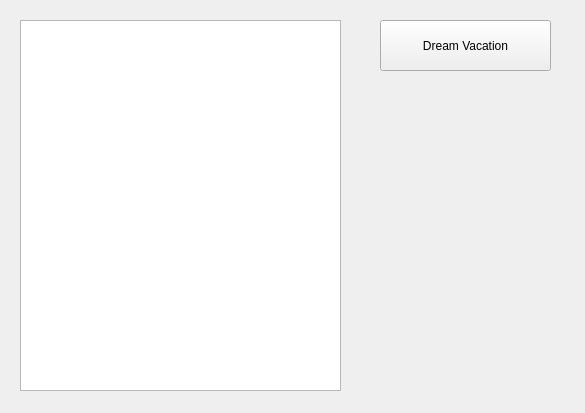
First picture: the form in src/form/plantrip.ui, repository home-run/subtle-cosmic-moose, before the edit.
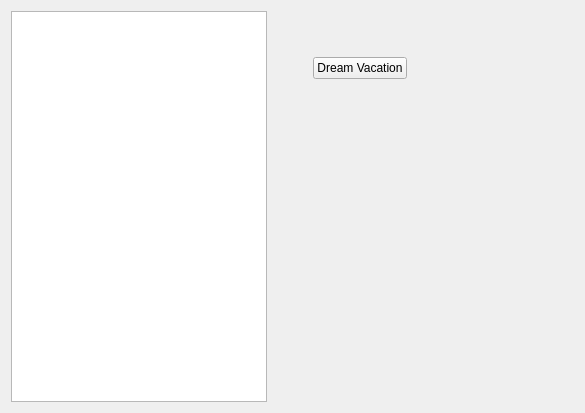
Second picture: the form after the edit.

```diff
--- a/src/form/plantrip.ui
+++ b/src/form/plantrip.ui
@@ -13,29 +13,76 @@
   <property name="windowTitle">
    <string>Form</string>
   </property>
-  <widget class="QPushButton" name="planTrip_pushButton_dreamVacation">
-   <property name="geometry">
-    <rect>
-     <x>380</x>
-     <y>20</y>
-     <width>171</width>
-     <height>51</height>
-    </rect>
-   </property>
-   <property name="text">
-    <string>Dream Vacation</string>
-   </property>
-  </widget>
-  <widget class="QTableView" name="planTrip_tableView_stadiums">
-   <property name="geometry">
-    <rect>
-     <x>20</x>
-     <y>20</y>
-     <width>321</width>
-     <height>371</height>
-    </rect>
-   </property>
-  </widget>
+  <layout class="QGridLayout" name="gridLayout">
+   <item row="1" column="2">
+    <widget class="QPushButton" name="planTrip_pushButton_dreamVacation">
+     <property name="text">
+      <string>Dream Vacation</string>
+     </property>
+    </widget>
+   </item>
+   <item row="1" column="1">
+    <spacer name="horizontalSpacer">
+     <property name="orientation">
+      <enum>Qt::Horizontal</enum>
+     </property>
+     <property name="sizeType">
+      <enum>QSizePolicy::Minimum</enum>
+     </property>
+     <property name="sizeHint" stdset="0">
+      <size>
+       <width>40</width>
+       <height>20</height>
+      </size>
+     </property>
+    </spacer>
+   </item>
+   <item row="2" column="2">
+    <spacer name="verticalSpacer">
+     <property name="orientation">
+      <enum>Qt::Vertical</enum>
+     </property>
+     <property name="sizeHint" stdset="0">
+      <size>
+       <width>20</width>
+       <height>40</height>
+      </size>
+     </property>
+    </spacer>
+   </item>
+   <item row="1" column="3">
+    <spacer name="horizontalSpacer_2">
+     <property name="orientation">
+      <enum>Qt::Horizontal</enum>
+     </property>
+     <property name="sizeHint" stdset="0">
+      <size>
+       <width>40</width>
+       <height>20</height>
+      </size>
+     </property>
+    </spacer>
+   </item>
+   <item row="0" column="2">
+    <spacer name="verticalSpacer_2">
+     <property name="orientation">
+      <enum>Qt::Vertical</enum>
+     </property>
+     <property name="sizeType">
+      <enum>QSizePolicy::Minimum</enum>
+     </property>
+     <property name="sizeHint" stdset="0">
+      <size>
+       <width>20</width>
+       <height>40</height>
+      </size>
+     </property>
+    </spacer>
+   </item>
+   <item row="0" column="0" rowspan="3">
+    <widget class="QTableView" name="planTrip_tableView_stadiums"/>
+   </item>
+  </layout>
  </widget>
  <resources/>
  <connections/>
```
